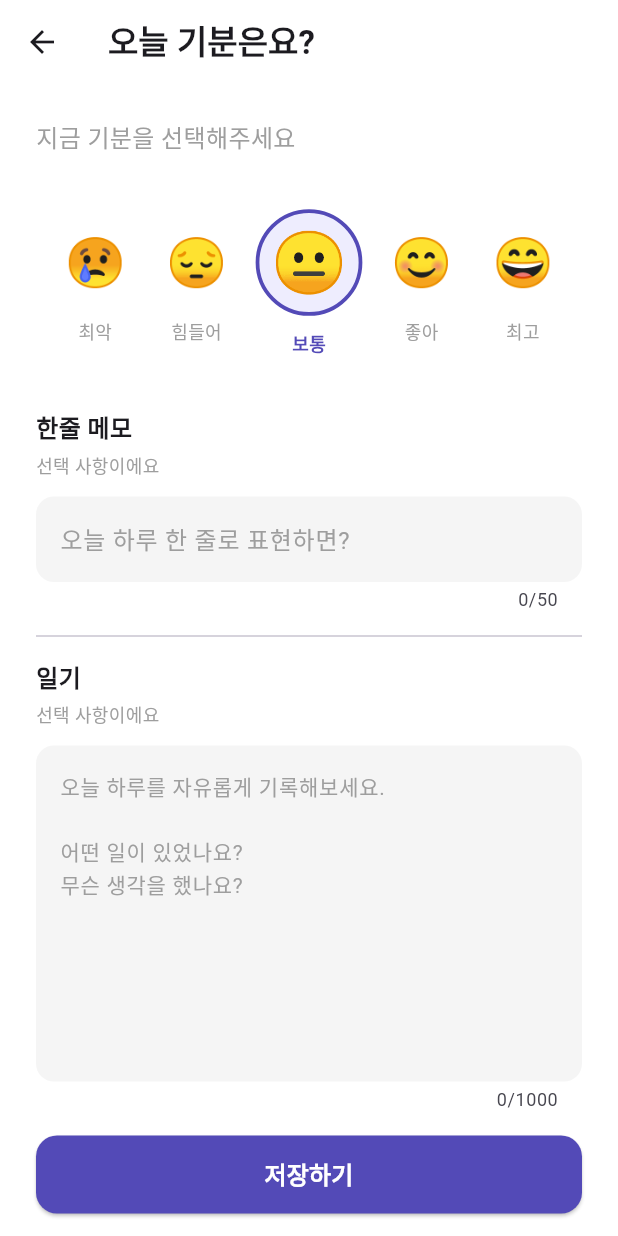
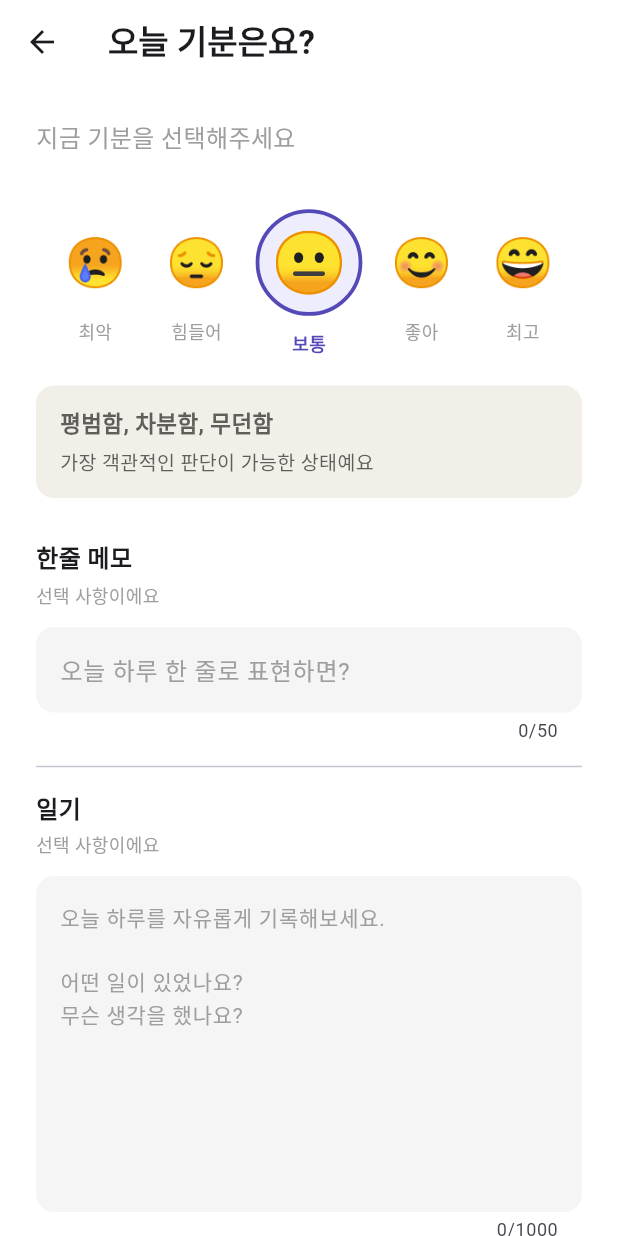
Before and after one commit to JunHyeongChoii/Emolog, a Flutter app: the AddEmotionScreen screen opened directly, on a phone screen of 412 x 824 dp. Run offline on Flutter 3.47's test engine with Material 3 defaults, Android fonts, the phone set to English and light mode, and no system bars; our stand-ins replace hive, hive_flutter; accounts and stored records are empty.

Commit message:
feat: 감정 이모지 설명 추가

```diff
--- a/lib/models/emotion_entry.dart
+++ b/lib/models/emotion_entry.dart
@@ -21,4 +21,10 @@ class EmotionEntry extends HiveObject {
 
   @HiveField(5)
   late String diary;
+
+  @HiveField(6)
+  bool isEmpty;
+
+  // 기본값 설정
+  EmotionEntry({this.isEmpty = false});
 }
--- a/lib/screens/add_emotion_screen.dart
+++ b/lib/screens/add_emotion_screen.dart
@@ -15,11 +15,51 @@ class _AddEmotionScreenState extends State<AddEmotionScreen> {
   final TextEditingController _diaryController = TextEditingController();
 
   final List<Map<String, dynamic>> _emotions = [
-    {'emoji': '😢', 'label': '최악', 'score': 1},
-    {'emoji': '😔', 'label': '힘들어', 'score': 2},
-    {'emoji': '😐', 'label': '보통', 'score': 3},
-    {'emoji': '😊', 'label': '좋아', 'score': 4},
-    {'emoji': '😄', 'label': '최고', 'score': 5},
+    {
+      'emoji': '😢',
+      'label': '최악',
+      'score': 1,
+      'title': '분노, 극심한 스트레스, 불안',
+      'desc': '지금 마음이 너무 폭발할 것 같나요?',
+      'color': Color(0xFFFFEBEB),
+      'textColor': Color(0xFFA32D2D),
+    },
+    {
+      'emoji': '😔',
+      'label': '힘들어',
+      'score': 2,
+      'title': '우울, 무기력, 슬픔',
+      'desc': '할 일 달성률이 급락하기 쉬운 구간이에요',
+      'color': Color(0xFFEEEDFE),
+      'textColor': Color(0xFF3C3489),
+    },
+    {
+      'emoji': '😐',
+      'label': '보통',
+      'score': 3,
+      'title': '평범함, 차분함, 무던함',
+      'desc': '가장 객관적인 판단이 가능한 상태예요',
+      'color': Color(0xFFF1EFE8),
+      'textColor': Color(0xFF5F5E5A),
+    },
+    {
+      'emoji': '😊',
+      'label': '좋아',
+      'score': 4,
+      'title': '기쁨, 뿌듯함, 감사',
+      'desc': '성취감이 높고 지출이 안정적인 구간이에요',
+      'color': Color(0xFFE1F5EE),
+      'textColor': Color(0xFF085041),
+    },
+    {
+      'emoji': '😄',
+      'label': '최고',
+      'score': 5,
+      'title': '설렘, 열정, 자신감',
+      'desc': '에너지가 넘쳐서 할 일을 초과 달성하기 좋은 구간이에요',
+      'color': Color(0xFFEAF3DE),
+      'textColor': Color(0xFF27500A),
+    },
   ];
 
   @override
@@ -29,24 +69,27 @@ class _AddEmotionScreenState extends State<AddEmotionScreen> {
     super.dispose();
   }
 
-  // 저장
   void _save() async {
     final box = Hive.box<EmotionEntry>('emotions');
     final now = DateTime.now();
     final entry = EmotionEntry()
-      ..date = '${now.year}-${now.month.toString().padLeft(2, '0')}-${now.day.toString().padLeft(2, '0')}'
+      ..date =
+          '${now.year}-${now.month.toString().padLeft(2, '0')}-${now.day.toString().padLeft(2, '0')}'
       ..score = _selectedScore
       ..emoji = _emotions[_selectedScore - 1]['emoji']
       ..memo = _memoController.text
       ..diary = _diaryController.text
-      ..createdAt = '${now.hour.toString().padLeft(2, '0')}:${now.minute.toString().padLeft(2, '0')}';
-
+      ..isEmpty = false
+      ..createdAt =
+          '${now.hour.toString().padLeft(2, '0')}:${now.minute.toString().padLeft(2, '0')}';
     await box.add(entry);
     if (mounted) Navigator.pop(context);
   }
 
   @override
   Widget build(BuildContext context) {
+    final currentEmotion = _emotions[_selectedScore - 1];
+
     return Scaffold(
       backgroundColor: Colors.white,
       appBar: AppBar(
@@ -76,13 +119,16 @@ class _AddEmotionScreenState extends State<AddEmotionScreen> {
                   onTap: () => setState(() => _selectedScore = e['score']),
                   child: Column(
                     children: [
-                      Container(
+                      AnimatedContainer(
+                        duration: const Duration(milliseconds: 200),
                         padding: const EdgeInsets.all(8),
                         decoration: BoxDecoration(
                           shape: BoxShape.circle,
                           border: isSelected
                               ? Border.all(
-                                  color: const Color(0xFF534AB7), width: 2.5)
+                                  color: const Color(0xFF534AB7),
+                                  width: 2.5,
+                                )
                               : null,
                           color: isSelected
                               ? const Color(0xFFEEEDFE)
@@ -112,7 +158,47 @@ class _AddEmotionScreenState extends State<AddEmotionScreen> {
               }).toList(),
             ),
 
-            const SizedBox(height: 36),
+            const SizedBox(height: 20),
+
+            // 동적 감정 설명 카드
+            AnimatedSwitcher(
+              duration: const Duration(milliseconds: 250),
+              child: Container(
+                key: ValueKey(_selectedScore),
+                width: double.infinity,
+                padding: const EdgeInsets.symmetric(
+                  horizontal: 16,
+                  vertical: 14,
+                ),
+                decoration: BoxDecoration(
+                  color: currentEmotion['color'],
+                  borderRadius: BorderRadius.circular(12),
+                ),
+                child: Column(
+                  crossAxisAlignment: CrossAxisAlignment.start,
+                  children: [
+                    Text(
+                      currentEmotion['title'],
+                      style: TextStyle(
+                        fontSize: 15,
+                        fontWeight: FontWeight.bold,
+                        color: currentEmotion['textColor'],
+                      ),
+                    ),
+                    const SizedBox(height: 4),
+                    Text(
+                      currentEmotion['desc'],
+                      style: TextStyle(
+                        fontSize: 13,
+                        color: currentEmotion['textColor'],
+                      ),
+                    ),
+                  ],
+                ),
+              ),
+            ),
+
+            const SizedBox(height: 28),
 
             // 한줄 메모
             const Text(
```
Also changed, not shown: lib/screens/edit_emotion_screen.dart (+144 -56 lines), lib/models/emotion_entry.g.dart.
